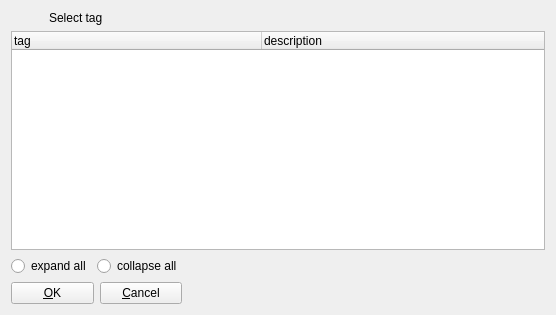
Before: the Qt Designer form client/uiforms/tag_select.ui in Wolframe/configurator, drawn with Qt 5.
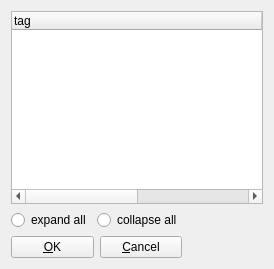
After: the same form once the commit is applied. Icons and pictures are not drawn.

Diff of the .ui file:
```diff
--- a/client/uiforms/tag_select.ui
+++ b/client/uiforms/tag_select.ui
@@ -9,8 +9,8 @@
    <rect>
     <x>0</x>
     <y>0</y>
-    <width>556</width>
-    <height>315</height>
+    <width>274</width>
+    <height>269</height>
    </rect>
   </property>
   <property name="windowTitle">
@@ -21,7 +21,7 @@
     <normaloff>:/images/tag_blue.png</normaloff>:/images/tag_blue.png</iconset>
   </property>
   <layout class="QGridLayout" name="gridLayout">
-   <item row="3" column="1">
+   <item row="2" column="1">
     <spacer name="horizontalSpacer">
      <property name="orientation">
       <enum>Qt::Horizontal</enum>
@@ -34,7 +34,7 @@
      </property>
     </spacer>
    </item>
-   <item row="3" column="0">
+   <item row="2" column="0">
     <layout class="QHBoxLayout" name="horizontalLayout_4">
      <item>
       <widget class="QRadioButton" name="radioButton">
@@ -52,7 +52,7 @@
      </item>
     </layout>
    </item>
-   <item row="2" column="0" colspan="2">
+   <item row="1" column="0" colspan="2">
     <widget class="QTreeWidget" name="tag">
      <property name="selectionMode">
       <enum>QAbstractItemView::MultiSelection</enum>
@@ -78,7 +78,7 @@
      </column>
     </widget>
    </item>
-   <item row="6" column="0">
+   <item row="5" column="0">
     <layout class="QHBoxLayout" name="horizontalLayout">
      <item>
       <widget class="QPushButton" name="add">
@@ -105,33 +105,6 @@
      </item>
     </layout>
    </item>
-   <item row="1" column="0">
-    <layout class="QHBoxLayout" name="horizontalLayout_2">
-     <item>
-      <widget class="QLabel" name="label">
-       <property name="maximumSize">
-        <size>
-         <width>32</width>
-         <height>32</height>
-        </size>
-       </property>
-       <property name="text">
-        <string/>
-       </property>
-       <property name="pixmap">
-        <pixmap resource="../configurator.qrc">:/images/tag_blue.png</pixmap>
-       </property>
-      </widget>
-     </item>
-     <item>
-      <widget class="QLabel" name="label_2">
-       <property name="text">
-        <string>Select tag</string>
-       </property>
-      </widget>
-     </item>
-    </layout>
-   </item>
   </layout>
  </widget>
  <tabstops>
```
